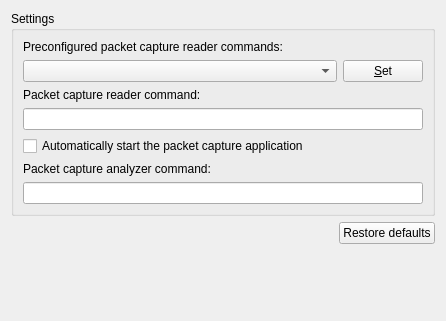
Old version of the form gns3/ui/packet_capture_preferences_page.ui in the repository GNS3/gns3-gui.
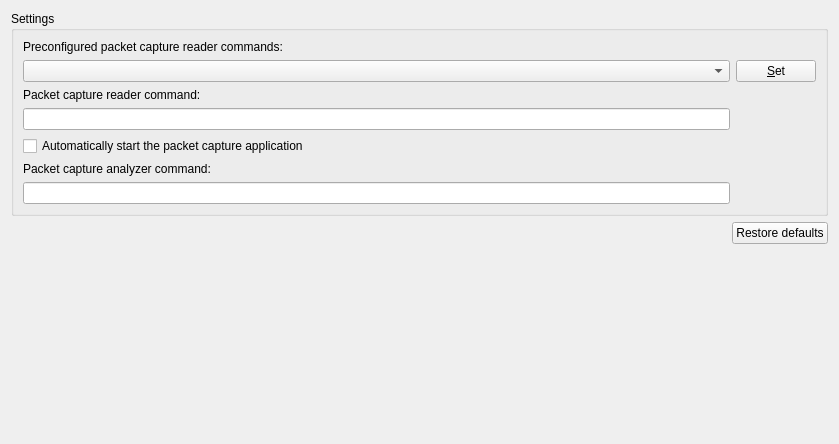
New version of the form.

Commit message: Change the size of template list on the Preferences window to relative. Fixes #2605

```diff
--- a/gns3/ui/packet_capture_preferences_page.ui
+++ b/gns3/ui/packet_capture_preferences_page.ui
@@ -6,28 +6,44 @@
    <rect>
     <x>0</x>
     <y>0</y>
-    <width>446</width>
-    <height>321</height>
+    <width>839</width>
+    <height>444</height>
    </rect>
   </property>
   <property name="windowTitle">
    <string>Packet capture</string>
   </property>
-  <layout class="QGridLayout" name="gridLayout">
-   <item row="0" column="0" colspan="2">
+  <layout class="QVBoxLayout" name="verticalLayout">
+   <item>
     <widget class="QGroupBox" name="uiSettingsGroupBox">
      <property name="title">
       <string>Settings</string>
      </property>
-     <layout class="QGridLayout">
-      <item row="5" column="0">
-       <widget class="QLabel" name="uiCaptureAnalyzerCommandLabel">
+     <layout class="QGridLayout" name="gridLayout">
+      <item row="0" column="0" colspan="2">
+       <widget class="QLabel" name="uiPreconfiguredCaptureReaderCommandLabel">
         <property name="text">
-         <string>Packet capture analyzer command:</string>
+         <string>Preconfigured packet capture reader commands:</string>
         </property>
        </widget>
       </item>
-      <item row="2" column="0" colspan="2">
+      <item row="1" column="0">
+       <widget class="QComboBox" name="uiPreconfiguredCaptureReaderCommandComboBox"/>
+      </item>
+      <item row="1" column="1">
+       <widget class="QPushButton" name="uiPreconfiguredCaptureReaderCommandPushButton">
+        <property name="sizePolicy">
+         <sizepolicy hsizetype="Maximum" vsizetype="Fixed">
+          <horstretch>0</horstretch>
+          <verstretch>0</verstretch>
+         </sizepolicy>
+        </property>
+        <property name="text">
+         <string>&amp;Set</string>
+        </property>
+       </widget>
+      </item>
+      <item row="2" column="0">
        <widget class="QLabel" name="uiCaptureReaderCommandLabel">
         <property name="enabled">
          <bool>true</bool>
@@ -37,7 +53,7 @@
         </property>
        </widget>
       </item>
-      <item row="3" column="0" colspan="2">
+      <item row="3" column="0">
        <widget class="QLineEdit" name="uiCaptureReaderCommandLineEdit">
         <property name="toolTip">
          <string>&lt;html&gt;&lt;head/&gt;&lt;body&gt;&lt;p&gt;Command line replacements:&lt;/p&gt;&lt;p&gt;%c = capture file (PCAP format)&lt;/p&gt;&lt;/body&gt;&lt;/html&gt;</string>
@@ -57,56 +73,44 @@
         </property>
        </widget>
       </item>
-      <item row="0" column="0" colspan="2">
-       <widget class="QLabel" name="uiPreconfiguredCaptureReaderCommandLabel">
+      <item row="5" column="0">
+       <widget class="QLabel" name="uiCaptureAnalyzerCommandLabel">
         <property name="text">
-         <string>Preconfigured packet capture reader commands:</string>
+         <string>Packet capture analyzer command:</string>
         </property>
        </widget>
       </item>
-      <item row="1" column="1">
-       <widget class="QPushButton" name="uiPreconfiguredCaptureReaderCommandPushButton">
-        <property name="sizePolicy">
-         <sizepolicy hsizetype="Maximum" vsizetype="Fixed">
-          <horstretch>0</horstretch>
-          <verstretch>0</verstretch>
-         </sizepolicy>
-        </property>
-        <property name="text">
-         <string>&amp;Set</string>
-        </property>
-       </widget>
-      </item>
-      <item row="1" column="0">
-       <widget class="QComboBox" name="uiPreconfiguredCaptureReaderCommandComboBox"/>
-      </item>
-      <item row="6" column="0" colspan="2">
+      <item row="6" column="0">
        <widget class="QLineEdit" name="uiCaptureAnalyzerCommandLineEdit"/>
       </item>
      </layout>
     </widget>
    </item>
-   <item row="1" column="0">
+   <item>
+    <layout class="QHBoxLayout" name="horizontalLayout">
+     <item>
     <spacer name="horizontalSpacer">
      <property name="orientation">
       <enum>Qt::Horizontal</enum>
      </property>
      <property name="sizeHint" stdset="0">
       <size>
-       <width>253</width>
-       <height>20</height>
+         <width>250</width>
+         <height>17</height>
       </size>
      </property>
     </spacer>
    </item>
-   <item row="1" column="1">
+     <item>
     <widget class="QPushButton" name="uiRestoreDefaultsPushButton">
      <property name="text">
       <string>Restore defaults</string>
      </property>
     </widget>
    </item>
-   <item row="2" column="0" colspan="2">
+    </layout>
+   </item>
+   <item>
     <spacer name="spacer">
      <property name="orientation">
       <enum>Qt::Vertical</enum>
```
Lines whose indentation alone changed are shown as unchanged. The commit also changes 14 other files.
